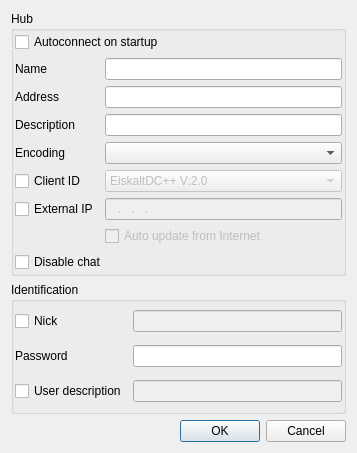
Qt form eiskaltdcpp-qt/ui/UIFavoriteHubEditor.ui (eiskaltdcpp/eiskaltdcpp) before a commit.
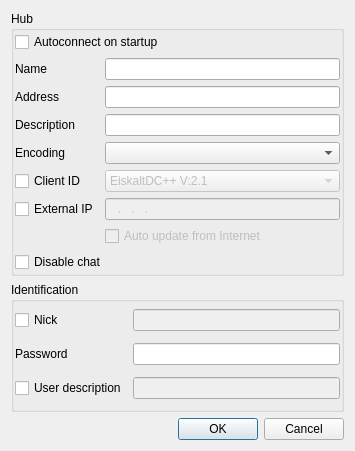
The same form after that commit. Custom widgets are drawn as their Qt base class.

Commit message: Updated client Id in FavoriteHubEditor

```diff
--- a/eiskaltdcpp-qt/ui/UIFavoriteHubEditor.ui
+++ b/eiskaltdcpp-qt/ui/UIFavoriteHubEditor.ui
@@ -6,8 +6,8 @@
    <rect>
     <x>0</x>
     <y>0</y>
-    <width>357</width>
-    <height>453</height>
+    <width>355</width>
+    <height>451</height>
    </rect>
   </property>
   <property name="windowTitle">
@@ -103,7 +103,7 @@
         </property>
         <item>
          <property name="text">
-          <string>EiskaltDC++ V:2.0</string>
+          <string>EiskaltDC++ V:2.1</string>
          </property>
         </item>
         <item>
```
